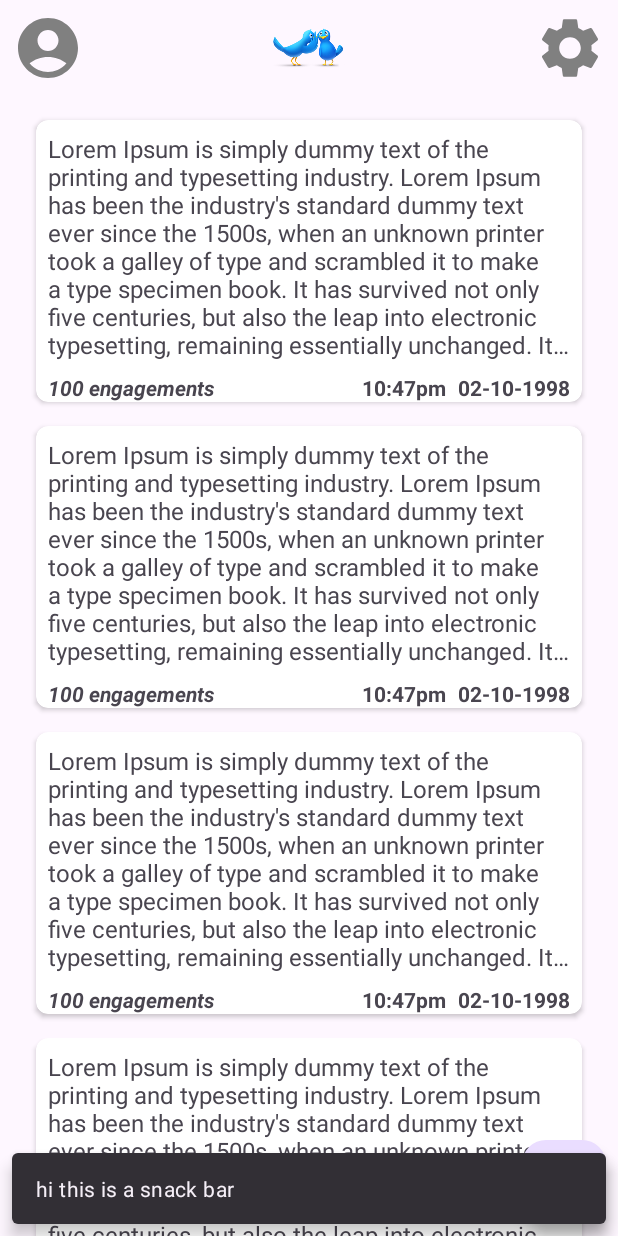
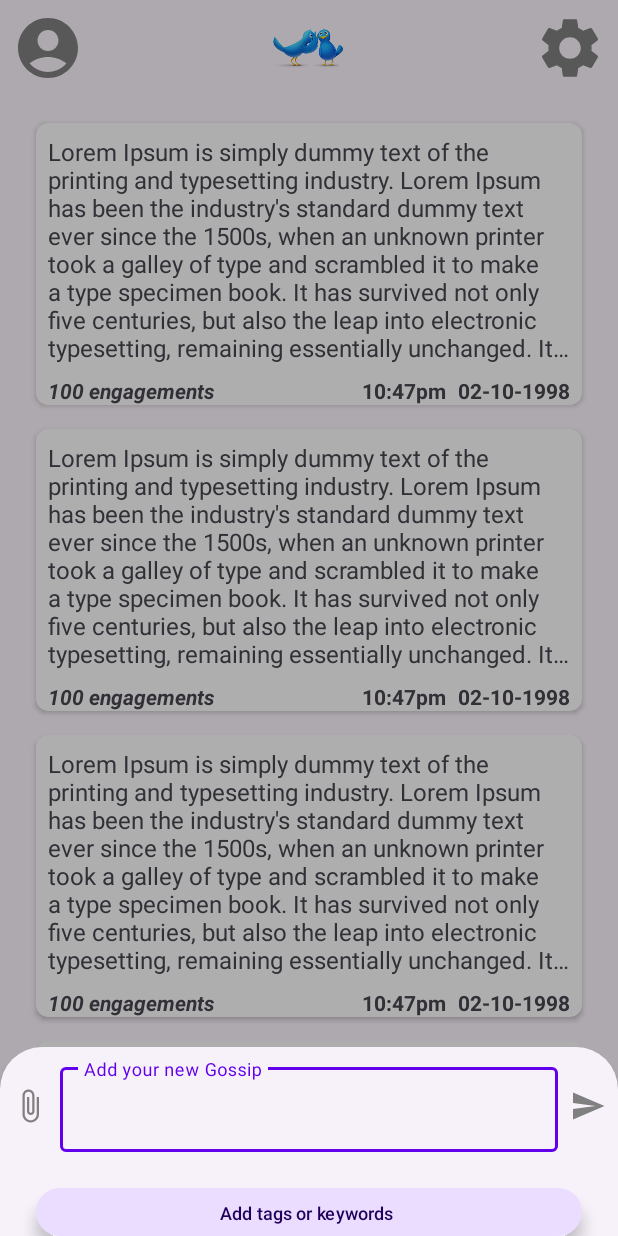
Before and after one commit to jaymaurya1256/Gossip, an Android app: the screen it shows after launch once a user with an empty profile is signed in (MainActivity), after a tap on "Gossip", on a phone screen of 412 x 824 dp. Run offline under Robolectric (Android 15) with nearby library versions, the phone set to English and light mode, and no system bars; our stand-ins replace Dagger/Hilt's generated code, Firebase (no records; nobody signed in at launch, a user with empty details on screens opened directly).

Commit message:
Connect to fire store

```diff
--- a/app/build.gradle
+++ b/app/build.gradle
@@ -53,6 +53,7 @@ dependencies {
 
     //Room
     implementation("androidx.room:room-runtime:2.4.3")
+    implementation 'com.google.firebase:firebase-firestore-ktx:24.4.1'
     annotationProcessor("androidx.room:room-compiler:2.4.3")
     kapt("androidx.room:room-compiler:2.4.3")
     implementation("androidx.room:room-ktx:2.4.3")
--- a/app/src/main/AndroidManifest.xml
+++ b/app/src/main/AndroidManifest.xml
@@ -3,6 +3,7 @@
     xmlns:tools="http://schemas.android.com/tools"
     package="dev.jay.gossip">
 
+    <uses-permission android:name="android.permission.INTERNET"/>
     <application
         android:name=".Gossip"
         android:allowBackup="true"
--- a/app/src/main/java/dev/jay/gossip/ui/main/AddGossipFragment.kt
+++ b/app/src/main/java/dev/jay/gossip/ui/main/AddGossipFragment.kt
@@ -1,23 +1,61 @@
 package dev.jay.gossip.ui.main
 
 import android.os.Bundle
+import android.util.Log
 import android.view.LayoutInflater
 import android.view.View
 import android.view.ViewGroup
+import androidx.navigation.fragment.findNavController
 import com.google.android.material.bottomsheet.BottomSheetDialogFragment
+import com.google.android.material.snackbar.Snackbar
+import com.google.firebase.auth.FirebaseAuth
+import com.google.firebase.firestore.FirebaseFirestore
+import dagger.hilt.android.AndroidEntryPoint
 import dev.jay.gossip.R
+import dev.jay.gossip.databinding.FragmentAddGossipBinding
+import dev.jay.gossip.databinding.ListItemGossipBinding
+import kotlinx.coroutines.delay
 
-
+private const val TAG = "AddGossipFragment"
+@AndroidEntryPoint
 class AddGossipFragment : BottomSheetDialogFragment() {
-    override fun onCreate(savedInstanceState: Bundle?) {
-        super.onCreate(savedInstanceState)
-    }
+    private lateinit var binding: FragmentAddGossipBinding
+    private lateinit var fireStoreDatabase : FirebaseFirestore
+    private lateinit var auth: FirebaseAuth
 
     override fun onCreateView(
         inflater: LayoutInflater, container: ViewGroup?,
         savedInstanceState: Bundle?
     ): View? {
+        auth = FirebaseAuth.getInstance()
+        fireStoreDatabase = FirebaseFirestore.getInstance()
+        binding = FragmentAddGossipBinding.inflate(layoutInflater)
         // Inflate the layout for this fragment
-        return inflater.inflate(R.layout.fragment_add_gossip, container, false)
+        return binding.root
+    }
+
+    override fun onViewCreated(view: View, savedInstanceState: Bundle?) {
+        super.onViewCreated(view, savedInstanceState)
+        binding.send.setOnClickListener {
+            if (binding.addGossip.editText?.text?.isBlank() == true){
+                binding.addGossip.error = "Please add a Gossip"
+            }else{
+                val gossip = hashMapOf(
+                    "Uid" to "${auth.uid}",
+                    "Gossip" to binding.addGossip.editText?.text.toString()
+                )
+                fireStoreDatabase.collection("gossip")
+                    .add(gossip)
+                    .addOnSuccessListener {
+                        Snackbar.make(binding.root,"Gossip added", Snackbar.LENGTH_SHORT).show()
+                        findNavController().popBackStack()
+                    }
+                    .addOnFailureListener {
+                        Log.d(TAG, "onViewCreated: $it")
+                        Snackbar.make(binding.root,"Failed to add your Gossip", Snackbar.LENGTH_SHORT).show()
+                        findNavController().popBackStack()
+                    }
+            }
+        }
     }
 }
--- a/app/src/main/java/dev/jay/gossip/ui/main/HomeFragment.kt
+++ b/app/src/main/java/dev/jay/gossip/ui/main/HomeFragment.kt
@@ -8,10 +8,12 @@ import android.view.LayoutInflater
 import android.view.View
 import android.view.ViewGroup
 import androidx.fragment.app.activityViewModels
+import androidx.navigation.fragment.findNavController
 import androidx.recyclerview.widget.LinearLayoutManager
 import com.google.android.material.snackbar.Snackbar
 import com.google.firebase.auth.FirebaseAuth
 import dagger.hilt.android.AndroidEntryPoint
+import dev.jay.gossip.R
 import dev.jay.gossip.databinding.FragmentHomeBinding
 import dev.jay.gossip.ui.main.activity.MainActivity
 import dev.jay.gossip.ui.main.activity.MainViewModel
@@ -52,6 +54,7 @@ class HomeFragment() : Fragment() {
         binding.recyclerView.adapter = HomeAdapter()
         binding.addGossip.setOnClickListener {
             Snackbar.make(binding.root, "hi this is a snack bar", Snackbar.LENGTH_SHORT).show()
+            findNavController().navigate(R.id.action_homeFragment_to_addGossipFragment)
         }
     }
 }
--- a/app/src/main/res/layout/fragment_add_gossip.xml
+++ b/app/src/main/res/layout/fragment_add_gossip.xml
@@ -28,7 +28,7 @@
 
     <com.google.android.material.textfield.TextInputLayout
         android:id="@+id/add_gossip"
-        android:layout_width="320dp"
+        android:layout_width="0dp"
         android:layout_height="wrap_content"
         android:layout_margin="8dp"
         android:hint="@string/add_gossip"
--- a/app/src/main/res/layout/fragment_home.xml
+++ b/app/src/main/res/layout/fragment_home.xml
@@ -39,11 +39,13 @@
     <androidx.recyclerview.widget.RecyclerView
         android:id="@+id/recyclerView"
         android:layout_width="match_parent"
-        android:layout_height="wrap_content"
+        android:layout_height="640dp"
         android:layout_margin="16dp"
+        app:layout_constraintBottom_toBottomOf="parent"
         app:layout_constraintEnd_toEndOf="parent"
         app:layout_constraintStart_toStartOf="parent"
-        app:layout_constraintTop_toBottomOf="@id/logo" />
+        app:layout_constraintTop_toBottomOf="@id/logo"
+        app:layout_constraintVertical_bias="0.02" />
 
     <com.google.android.material.floatingactionbutton.FloatingActionButton
         android:id="@+id/add_gossip"
```
